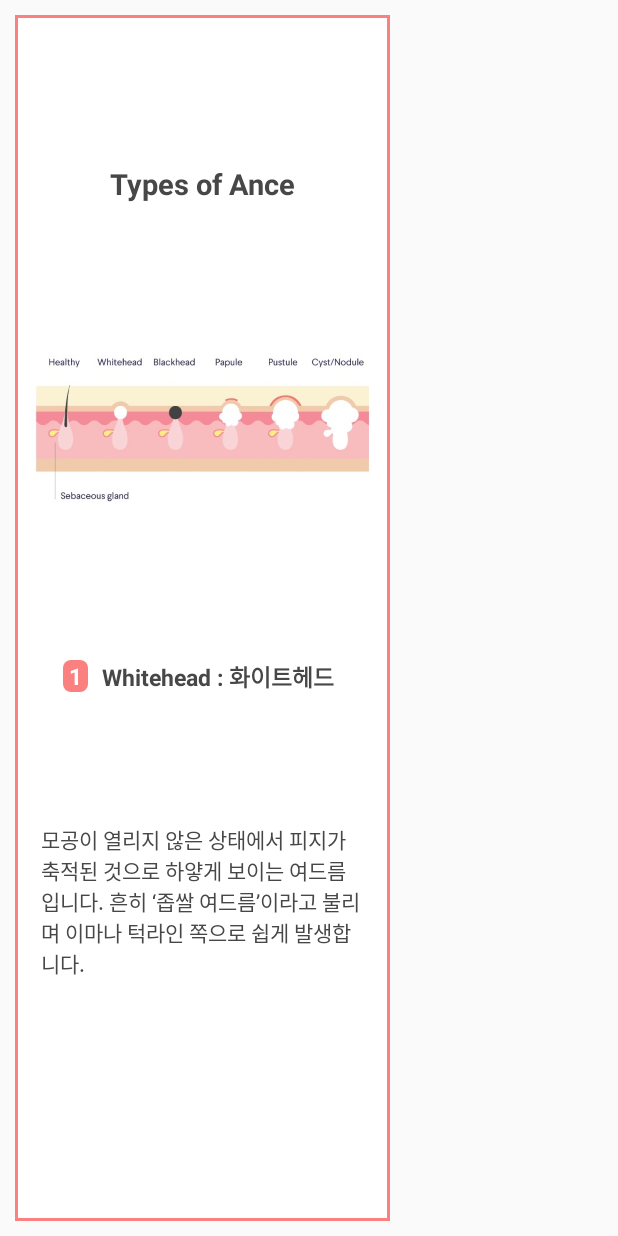
After one commit to OneParkTwoLee/AcneAnalyzer, an Android app: the layout activity_dialog_for_inform.xml on its own in the app's theme, with its tools: preview values and no code run, on a phone screen of 412 x 824 dp. The commit adds this screen. Run offline under Robolectric (Android 15) with nearby library versions, the phone set to English and light mode, and no system bars.

Commit message:
information dialog finish

```diff
--- a/app/src/main/AndroidManifest.xml
+++ b/app/src/main/AndroidManifest.xml
@@ -19,7 +19,6 @@
         android:supportsRtl="true"
         android:theme="@style/AppTheme"
         android:usesCleartextTraffic="true">
-
         <activity android:name=".IntroActivity" />
         <activity android:name=".ResultOfDiagnosis" />
         <activity android:name=".MainActivity">
--- a/app/src/main/java/com/onePtwoL/acneanalyzer/DialogClickListener.java
+++ b/app/src/main/java/com/onePtwoL/acneanalyzer/DialogClickListener.java
@@ -1,6 +1,7 @@
 package com.onePtwoL.acneanalyzer;
 
 public interface DialogClickListener {
+    // 이미지 업로드 다이얼로그
     void onCameraClick();
     void onGalleryClick();
 }
--- a/app/src/main/res/drawable/box_with_stroke.xml
+++ b/app/src/main/res/drawable/box_with_stroke.xml
@@ -1,7 +1,8 @@
 <?xml version="1.0" encoding="utf-8"?>
-<shape xmlns:android="http://schemas.android.com/apk/res/android">
+<shape
+    xmlns:android="http://schemas.android.com/apk/res/android">
     <solid android:color="@color/colorWhite"/>
     <stroke
-        android:width="3dp"
-        android:color="@color/colorMiddleGray"/>
+        android:width="2dp"
+        android:color="@color/colorLightRed"/>
 </shape>
--- /dev/null
+++ b/app/src/main/res/layout/activity_dialog_for_inform.xml
@@ -0,0 +1,138 @@
+<?xml version="1.0" encoding="utf-8"?>
+<androidx.constraintlayout.widget.ConstraintLayout
+    xmlns:android="http://schemas.android.com/apk/res/android"
+    xmlns:app="http://schemas.android.com/apk/res-auto"
+    xmlns:tools="http://schemas.android.com/tools"
+    android:layout_width="250dp"
+    android:layout_height="match_parent"
+    android:orientation="vertical"
+    android:layout_margin="10dp"
+    android:padding="2dp"
+    android:background="@drawable/box_with_stroke">
+    <TextView
+        android:id="@+id/inform_title_textView"
+        android:layout_width="match_parent"
+        android:layout_height="wrap_content"
+        android:text="Types of Ance"
+        android:textSize="19dp"
+        android:textStyle="bold"
+        android:textColor="@color/colorDarkGray"
+        android:gravity="center"
+        android:layout_marginTop="20dp"
+        app:layout_constraintTop_toTopOf="parent"
+        app:layout_constraintLeft_toLeftOf="parent"
+        app:layout_constraintRight_toRightOf="parent"
+        app:layout_constraintBottom_toTopOf="@id/inform_types_imageView"/>
+
+    <ImageView
+        android:id="@+id/inform_types_imageView"
+        android:layout_width="270dp"
+        android:layout_height="130dp"
+        android:src="@drawable/acne_type"
+        android:scaleType="centerCrop"
+        app:layout_constraintTop_toBottomOf="@id/inform_title_textView"
+        app:layout_constraintLeft_toLeftOf="parent"
+        app:layout_constraintRight_toRightOf="parent"
+        app:layout_constraintBottom_toTopOf="@id/inform_acne_name_textView"/>
+
+    <LinearLayout
+        android:id="@+id/inform_btn_linear"
+        android:layout_width="0dp"
+        android:layout_height="100dp"
+        android:orientation="horizontal"
+        android:layout_marginTop="20dp"
+        android:layout_marginBottom="40dp"
+        android:layout_marginRight="25dp"
+        android:layout_marginLeft="25dp"
+        android:weightSum="6"
+        app:layout_constraintTop_toTopOf="@id/inform_types_imageView"
+        app:layout_constraintLeft_toLeftOf="@id/inform_types_imageView"
+        app:layout_constraintRight_toRightOf="@id/inform_types_imageView"
+        app:layout_constraintBottom_toBottomOf="@id/inform_types_imageView">
+        <Button
+            android:id="@+id/inform_btn0"
+            android:layout_width="match_parent"
+            android:layout_height="match_parent"
+            android:layout_weight="1"
+            android:background="@null" />
+        <Button
+            android:id="@+id/inform_btn1"
+            android:layout_width="match_parent"
+            android:layout_height="match_parent"
+            android:layout_weight="1"
+            android:background="@null"/>
+        <Button
+            android:id="@+id/inform_btn2"
+            android:layout_width="match_parent"
+            android:layout_height="match_parent"
+            android:layout_weight="1"
+            android:background="@null"/>
+        <Button
+            android:id="@+id/inform_btn3"
+            android:layout_width="match_parent"
+            android:layout_height="match_parent"
+            android:layout_weight="1"
+            android:background="@null"/>
+        <Button
+            android:id="@+id/inform_btn4"
+            android:layout_width="match_parent"
+            android:layout_height="match_parent"
+            android:layout_weight="1"
+            android:background="@null"/>
+        <Button
+            android:id="@+id/inform_btn5"
+            android:layout_width="match_parent"
+            android:layout_height="match_parent"
+            android:layout_weight="1"
+            android:background="@null"/>
+
+    </LinearLayout>
+
+    <TextView
+        android:id="@+id/inform_acne_num_textView"
+        android:layout_width="wrap_content"
+        android:layout_height="wrap_content"
+        android:text=" 1 "
+        android:textSize="15dp"
+        android:textColor="@color/colorWhite"
+        android:textStyle="bold"
+        android:background="@drawable/box_number"
+        android:layout_marginTop="10dp"
+        android:layout_marginLeft="20dp"
+        app:layout_constraintTop_toBottomOf="@id/inform_types_imageView"
+        app:layout_constraintLeft_toLeftOf="parent"
+        app:layout_constraintRight_toLeftOf="@id/inform_acne_name_textView"
+        app:layout_constraintBottom_toTopOf="@id/inform_acne_context_textView"/>
+    <TextView
+        android:id="@+id/inform_acne_name_textView"
+        android:layout_width="wrap_content"
+        android:layout_height="wrap_content"
+        android:text="Whitehead : 화이트헤드"
+        android:textSize="15dp"
+        android:textColor="@color/colorDarkGray"
+        android:textStyle="bold"
+        android:gravity="left"
+        android:layout_marginTop="20dp"
+        android:layout_marginLeft="20dp"
+        app:layout_constraintTop_toBottomOf="@id/inform_types_imageView"
+        app:layout_constraintLeft_toLeftOf="parent"
+        app:layout_constraintRight_toRightOf="parent"
+        app:layout_constraintBottom_toTopOf="@id/inform_acne_context_textView"/>
+
+    <TextView
+        android:id="@+id/inform_acne_context_textView"
+        android:layout_width="0dp"
+        android:layout_height="165dp"
+        android:textColor="@color/colorDarkGray"
+        android:text="모공이 열리지 않은 상태에서 피지가 축적된 것으로 하얗게 보이는 여드름입니다. 흔히 ‘좁쌀 여드름’이라고 불리며 이마나 턱라인 쪽으로 쉽게 발생합니다."
+        android:textSize="14dp"
+        android:layout_marginTop="10dp"
+        android:layout_marginBottom="20dp"
+        android:layout_marginLeft="15dp"
+        android:layout_marginRight="15dp"
+        app:layout_constraintTop_toBottomOf="@id/inform_acne_name_textView"
+        app:layout_constraintLeft_toLeftOf="parent"
+        app:layout_constraintRight_toRightOf="parent"
+        app:layout_constraintBottom_toBottomOf="parent"/>
+
+</androidx.constraintlayout.widget.ConstraintLayout>
--- a/app/src/main/res/layout/activity_main.xml
+++ b/app/src/main/res/layout/activity_main.xml
@@ -55,6 +55,7 @@
         android:layout_width="match_parent"
         android:layout_height="65dp"
         android:gravity="center"
+        android:orientation="horizontal"
         app:layout_constraintTop_toBottomOf="@id/action_bar"
         app:layout_constraintRight_toRightOf="parent"
         app:layout_constraintLeft_toLeftOf="parent"
```
Also changed, not shown: app/src/main/java/com/onePtwoL/acneanalyzer/DialogForInform.java (added, +99 -0 lines), app/src/main/java/com/onePtwoL/acneanalyzer/MainActivity.java (+6 -2 lines), app/src/main/java/com/onePtwoL/acneanalyzer/ResultOfDiagnosis.java (+20 -3 lines).
